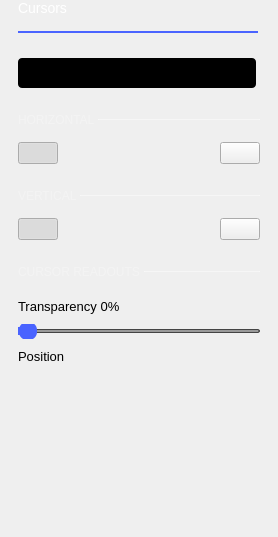
Before: the Qt Designer form ui/cursors_settings.ui in analogdevicesinc/scopy, drawn with Qt 5.
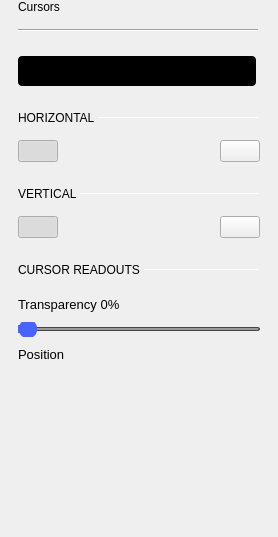
After: the same form once the commit is applied. Custom widgets are drawn as their Qt base class.

Diff of the .ui file:
```diff
--- a/ui/cursors_settings.ui
+++ b/ui/cursors_settings.ui
@@ -37,11 +37,6 @@
        <verstretch>0</verstretch>
       </sizepolicy>
      </property>
-     <property name="styleSheet">
-      <string notr="true">	color: white;
-	font-size: 14px;
-	font-weight: normal;</string>
-     </property>
      <property name="text">
       <string>Cursors</string>
      </property>
@@ -77,9 +72,6 @@
        <height>2</height>
       </size>
      </property>
-     <property name="styleSheet">
-      <string notr="true">border: 2px solid rgb(74, 100, 255);</string>
-     </property>
      <property name="orientation">
       <enum>Qt::Horizontal</enum>
      </property>
@@ -249,12 +241,6 @@
            <verstretch>0</verstretch>
           </sizepolicy>
          </property>
-         <property name="styleSheet">
-          <string notr="true">QLabel {
-		font-size: 12px;
-		color: rgba(255, 255, 255, 70);
-	}</string>
-         </property>
          <property name="text">
           <string>HORIZONTAL </string>
          </property>
@@ -274,9 +260,6 @@
            <height>1</height>
           </size>
          </property>
-         <property name="styleSheet">
-          <string notr="true">border: 1px solid rgba(255, 255, 255, 70);</string>
-         </property>
          <property name="orientation">
           <enum>Qt::Horizontal</enum>
          </property>
@@ -365,12 +348,6 @@
          <verstretch>0</verstretch>
         </sizepolicy>
        </property>
-       <property name="styleSheet">
-        <string notr="true">QLabel {
-		font-size: 12px;
-		color: rgba(255, 255, 255, 70);
-	}</string>
-       </property>
        <property name="text">
         <string>VERTICAL </string>
        </property>
@@ -422,9 +399,6 @@
          <height>1</height>
         </size>
        </property>
-       <property name="styleSheet">
-        <string notr="true">border: 1px solid rgba(255, 255, 255, 70);</string>
-       </property>
        <property name="orientation">
         <enum>Qt::Horizontal</enum>
        </property>
@@ -560,9 +534,6 @@
           <property name="autoFillBackground">
            <bool>false</bool>
           </property>
-          <property name="styleSheet">
-           <string notr="true">border: 1px solid rgba(255, 255, 255, 70);</string>
-          </property>
           <property name="frameShadow">
            <enum>QFrame::Sunken</enum>
           </property>
@@ -585,12 +556,6 @@
             <verstretch>0</verstretch>
            </sizepolicy>
           </property>
-          <property name="styleSheet">
-           <string notr="true">QLabel {
-		font-size: 12px;
-		color: rgba(255, 255, 255, 70);
-	}</string>
-          </property>
           <property name="text">
            <string>CURSOR READOUTS </string>
           </property>
@@ -730,16 +695,16 @@
   </layout>
  </widget>
  <customwidgets>
-  <customwidget>
-   <class>adiscope::SmallOnOffSwitch</class>
-   <extends>QPushButton</extends>
-   <header>smallOnOffSwitch.hpp</header>
-  </customwidget>
   <customwidget>
    <class>adiscope::CustomSwitch</class>
    <extends>QPushButton</extends>
    <header>customSwitch.hpp</header>
   </customwidget>
+  <customwidget>
+   <class>adiscope::SmallOnOffSwitch</class>
+   <extends>QPushButton</extends>
+   <header>smallOnOffSwitch.hpp</header>
+  </customwidget>
  </customwidgets>
  <resources/>
  <connections/>
```
Left out of the diff: 24 changed lines with no effect on the pictures.
